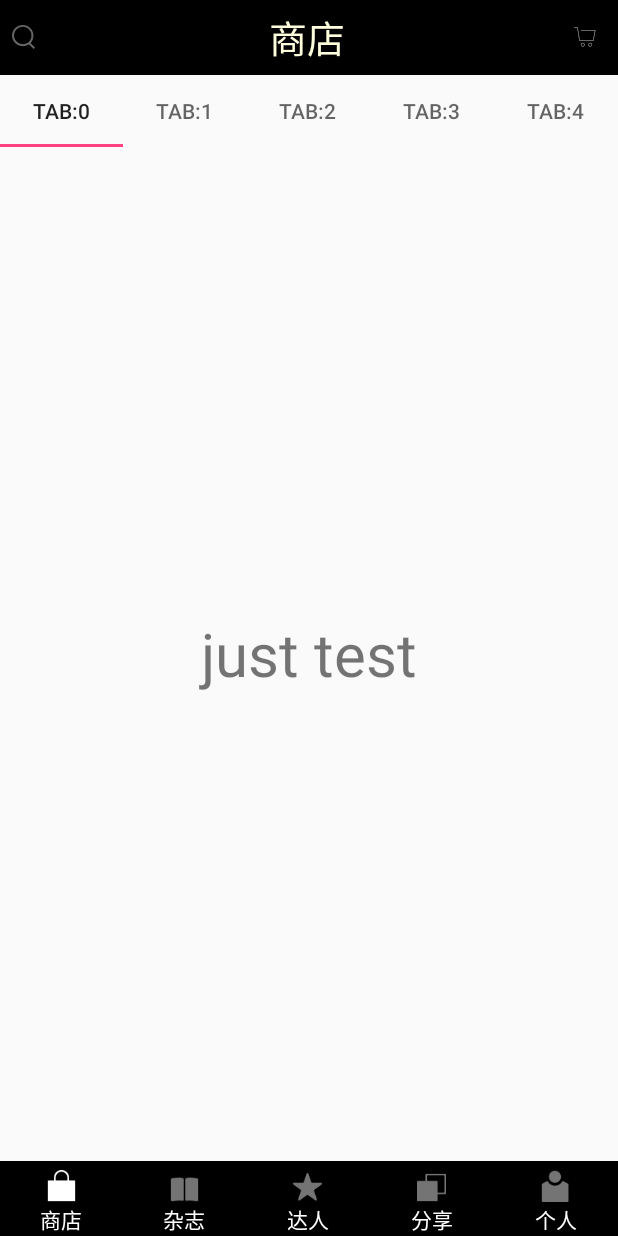
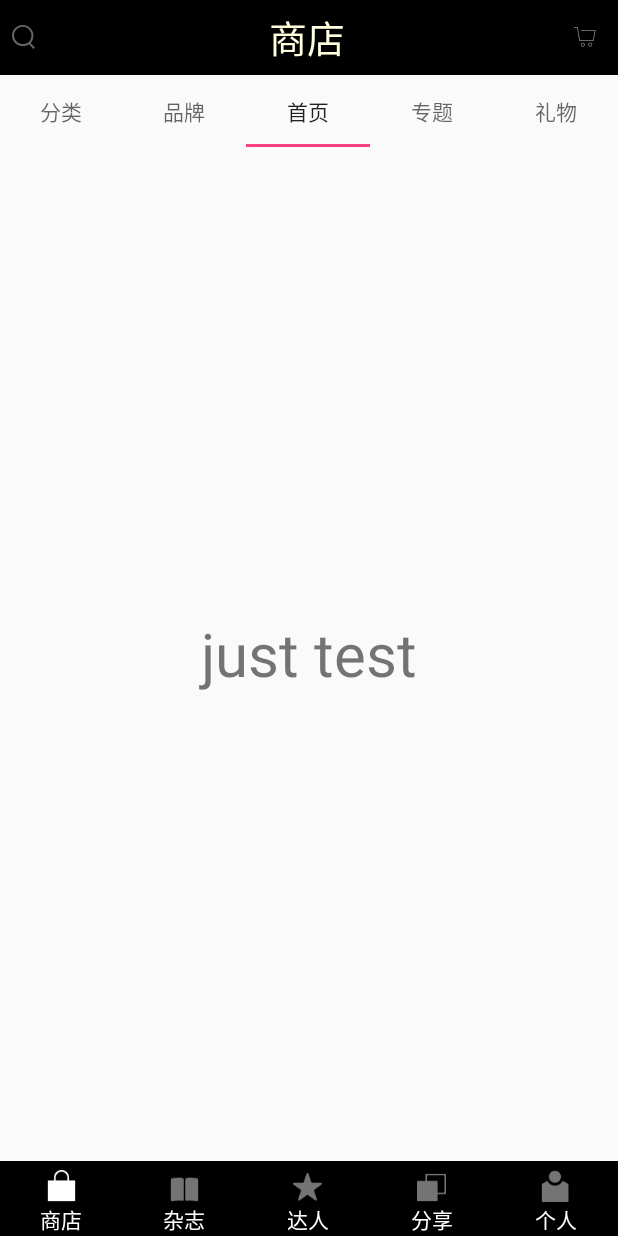
Before and after one commit to XiaoYu1027904957/LiangCangProgram, an Android app: the screen it shows after launch (MainActivity), on a phone screen of 412 x 824 dp. Run offline under Robolectric (Android 15) with nearby library versions, the phone set to English and light mode, and no system bars; our stand-ins replace ButterKnife.

Commit message:
商店页面框架搭建完成

```diff
--- a/app/src/main/java/com/xiaoyu/liangcangprogram/fragment/ShopFragment.java
+++ b/app/src/main/java/com/xiaoyu/liangcangprogram/fragment/ShopFragment.java
@@ -23,7 +23,7 @@ public class ShopFragment extends BaseFragment {
     @InjectView(R.id.id_viewpager)
     ViewPager idViewpager;
     private LayoutInflater inflater;
-    private int mTabCount = 5;
+    private String mTabTitle[] = {"分类", "品牌", "首页", "专题", "礼物"};
 
     @Override
     protected View initView() {
@@ -37,6 +37,7 @@ public class ShopFragment extends BaseFragment {
     public void initData() {
         super.initData();
         initViewPager();
+        idViewpager.setCurrentItem(2, true);
     }
 
     /**
@@ -51,12 +52,12 @@ public class ShopFragment extends BaseFragment {
 
             @Override
             public int getCount() {
-                return mTabCount;
+                return mTabTitle.length;
             }
 
             @Override
             public CharSequence getPageTitle(int position) {
-                return "Tab:" + position;
+                return mTabTitle[position];
             }
         });
 
```
